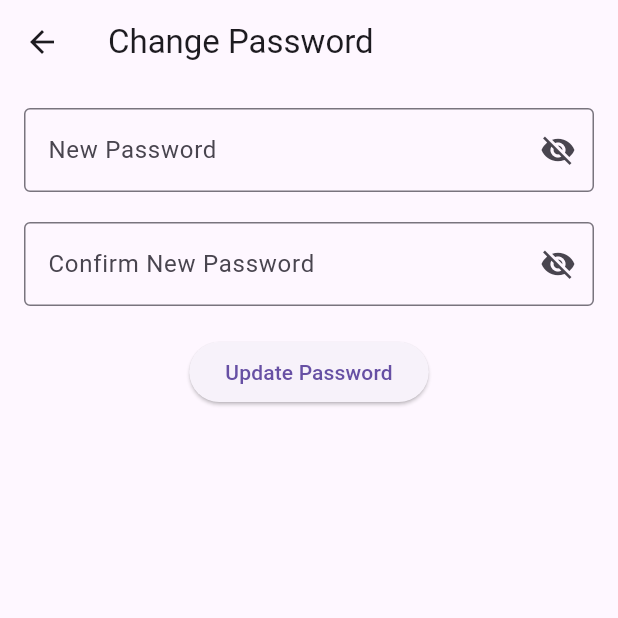
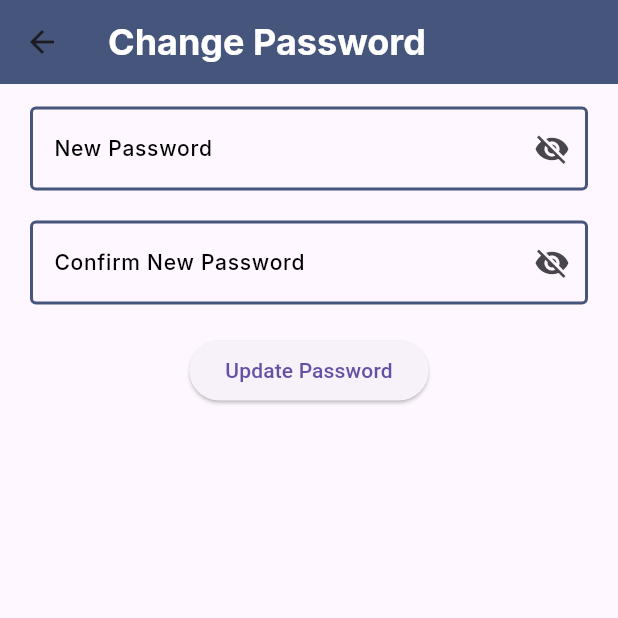
Before and after one commit to Alif-Fikri/JIR, a Flutter app: the ChangePasswordPage screen opened directly, on a phone screen of 412 x 824 dp, the top half of it. Run offline on Flutter 3.47's test engine with Material 3 defaults, Android fonts, the phone set to English and light mode, and no system bars; our stand-ins replace google_fonts.

Commit message:
Update Settings page and ChangePassword

```diff
--- a/lib/pages/profile/settings/change_password_page.dart
+++ b/lib/pages/profile/settings/change_password_page.dart
@@ -1,4 +1,5 @@
 import 'package:flutter/material.dart';
+import 'package:google_fonts/google_fonts.dart';
 
 class ChangePasswordPage extends StatelessWidget {
   @override
@@ -6,15 +7,32 @@ class ChangePasswordPage extends StatelessWidget {
     return Scaffold(
       appBar: AppBar(
         title: Text('Change Password'),
+        titleTextStyle: GoogleFonts.inter(
+            fontSize: 24, fontWeight: FontWeight.w700, color: Colors.white),
+        backgroundColor: Color(0xff45557B),
       ),
       body: Padding(
-        padding: const EdgeInsets.all(16.0),
+        padding: const EdgeInsets.symmetric(horizontal: 20.0, vertical: 15.0),
         child: Column(
           children: [
             TextField(
               decoration: InputDecoration(
                 labelText: 'New Password',
                 suffixIcon: Icon(Icons.visibility_off),
+                                hintStyle: GoogleFonts.inter(
+                    fontSize: 14,
+                    fontWeight: FontWeight.w500,
+                    color: Colors.black),
+                labelStyle: GoogleFonts.inter(
+                    fontSize: 14,
+                    fontWeight: FontWeight.w500,
+                    color: Colors.black),
+                enabledBorder: OutlineInputBorder(
+                    borderSide:
+                        BorderSide(color: Color(0xff45557B), width: 2.0)),
+                focusedBorder: OutlineInputBorder(
+                    borderSide:
+                        BorderSide(color: Color(0xff45557B), width: 3.0)),
                 border: OutlineInputBorder(),
               ),
               obscureText: true,
@@ -24,15 +42,30 @@ class ChangePasswordPage extends StatelessWidget {
               decoration: InputDecoration(
                 labelText: 'Confirm New Password',
                 suffixIcon: Icon(Icons.visibility_off),
-                border: OutlineInputBorder(),
+                hintStyle: GoogleFonts.inter(
+                    fontSize: 14,
+                    fontWeight: FontWeight.w500,
+                    color: Colors.black),
+                labelStyle: GoogleFonts.inter(
+                  fontSize: 14,
+                  fontWeight: FontWeight.w500,
+                  color: Colors.black,
+                ),
+                enabledBorder: OutlineInputBorder(
+                  borderSide: BorderSide(color: Color(0xff45557B), width: 2.0),
+                ),
+                focusedBorder: OutlineInputBorder(
+                  borderSide: BorderSide(color: Color(0xff45557B), width: 3.0),
+                ),
+                border:
+                    OutlineInputBorder(), // Tetap gunakan ini untuk memastikan ada border default
               ),
               obscureText: true,
             ),
             SizedBox(height: 20),
             ElevatedButton(
-              onPressed: () {
-                // Add password change logic here
-              },
+              style: ButtonStyle(),
+              onPressed: () {},
               child: Text('Update Password'),
             ),
           ],
--- a/lib/pages/profile/settings/settings_page.dart
+++ b/lib/pages/profile/settings/settings_page.dart
@@ -1,5 +1,6 @@
 import 'package:flutter/material.dart';
 import 'package:google_fonts/google_fonts.dart';
+import 'package:smartcitys/pages/profile/settings/change_password_page.dart';
 
 class SettingsPage extends StatefulWidget {
   @override
@@ -49,7 +50,10 @@ class _SettingsPageState extends State<SettingsPage> {
                       color: Color(0xff45557B))),
               trailing: Icon(Icons.arrow_forward_ios),
               onTap: () {
-                // Tambahkan navigasi untuk mengganti password di sini
+                Navigator.push(
+                    context,
+                    MaterialPageRoute(
+                        builder: (context) => ChangePasswordPage()));
               },
             ),
             Divider(color: Color(0xffDEDEDE)),
@@ -79,7 +83,8 @@ class _SettingsPageState extends State<SettingsPage> {
                     hintText: 'Please insert your Password',
                     labelStyle: GoogleFonts.inter(
                         fontSize: 14, fontStyle: FontStyle.italic),
-                  hintStyle: GoogleFonts.inter(fontSize: 14),
+                    hintStyle: GoogleFonts.inter(
+                        fontSize: 14, fontWeight: FontWeight.w500),
                     suffixIcon: IconButton(
                       icon: Icon(
                         _isPasswordVisible
@@ -93,8 +98,12 @@ class _SettingsPageState extends State<SettingsPage> {
                         });
                       },
                     ),
-                  border: OutlineInputBorder(),
+                    enabledBorder: OutlineInputBorder(
+                      borderSide: BorderSide(color: Colors.red),
                     ),
+                    focusedBorder: OutlineInputBorder(
+                        borderSide: BorderSide(color: Colors.red)),
+                    border: OutlineInputBorder()),
                 obscureText: !_isPasswordVisible, // Atur visibilitas teks
               ),
               SizedBox(height: 10),
```
Lines whose indentation alone changed are shown as unchanged.
